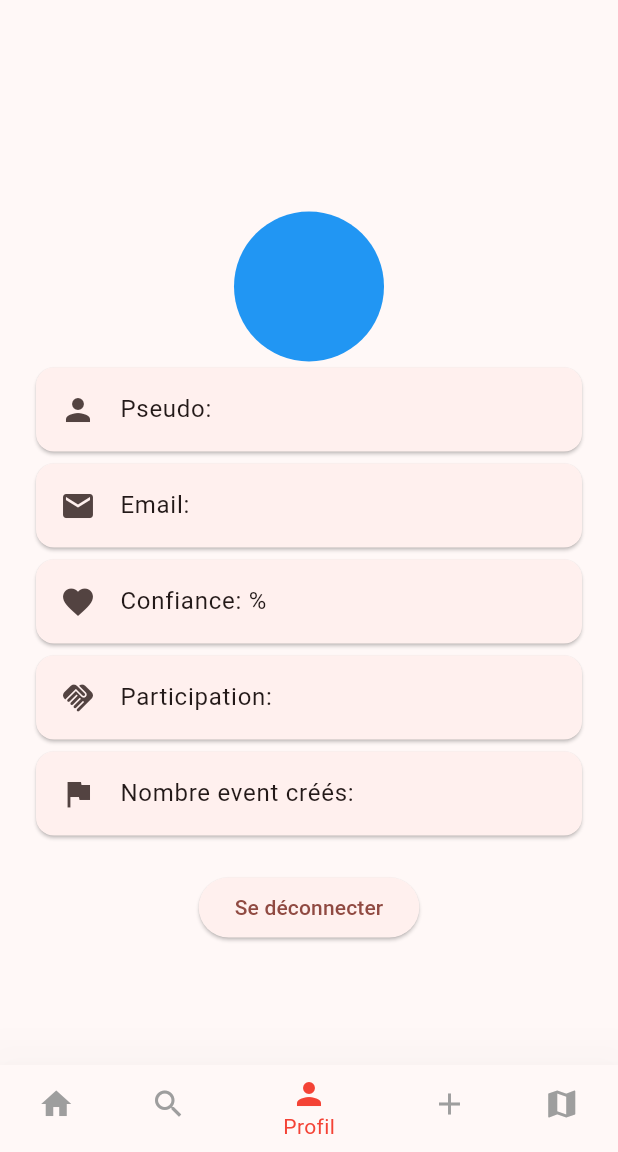
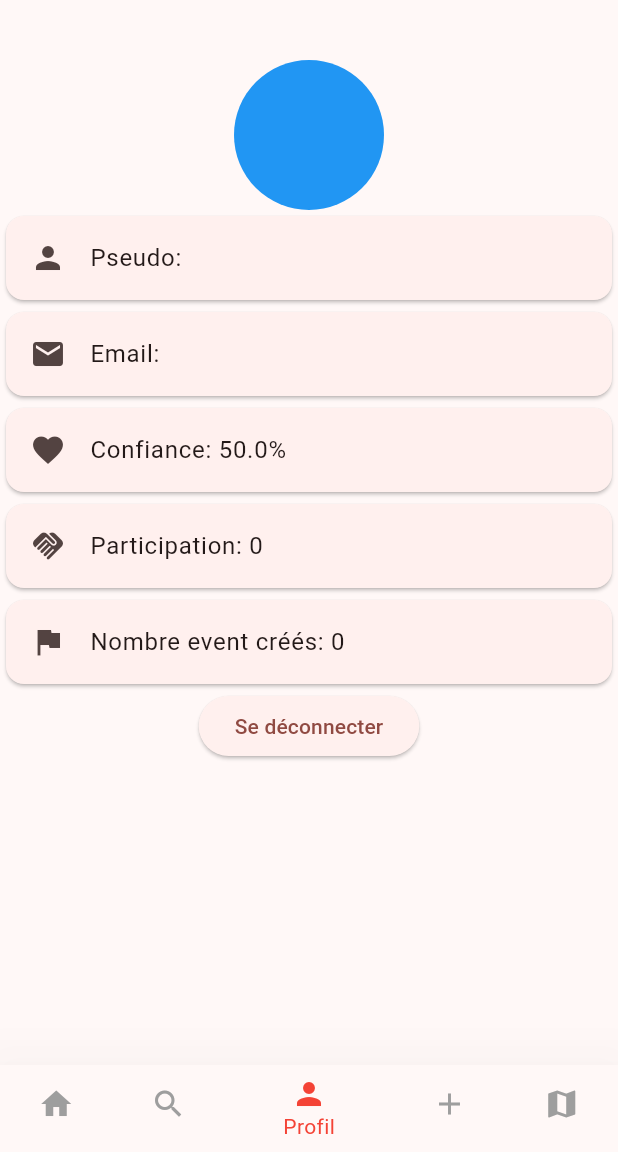
Before and after one commit to Lorhaki/trust-eval-mqtt, a Flutter app: the screen it shows once a user with an empty profile is signed in, item 3 of the bottom bar chosen, on a phone screen of 412 x 824 dp, the part 84-1236 px from its top. Run offline on Flutter 3.47's test engine with Material 3 defaults, Android fonts, the phone set to English and light mode, and no system bars; our stand-ins replace cloud_firestore, firebase_auth, firebase_core, flutter_map, geolocator, google_maps_flutter and 2 more; missing offline and left inert: dart:ffi, mqtt_client; accounts and stored records are empty.

Commit message:
Meme point que firebase mais avec mqtt

```diff
--- a/lib/main.dart
+++ b/lib/main.dart
@@ -1,16 +1,30 @@
+import 'dart:math';
+
 import 'package:firebase_auth/firebase_auth.dart';
 import 'package:flutter/material.dart';
+import 'package:mqtt_client/mqtt_server_client.dart';
+import 'package:path/path.dart';
 import 'package:trust_eval/pages/Authentification.dart';
+import 'objets/Event.dart';
 import 'objets/Utilisateur.dart';
+import 'objets/fonctions.dart';
 import 'pages/MenuDefillant.dart';
 import 'package:firebase_core/firebase_core.dart';
 import 'firebase_options.dart';
 
 Utilisateur userActu = Utilisateur(50, "", "", 0, 0, "");
-int idUser = 0;
+String idUser = generateRandomString(20);
+
+
+
 String ipServeur = '172.24.16.1';
+final mqttClient = MqttServerClient.withPort(ipServeur,idUser.toString(), 1883);
+List<Event> listeEvents = [];
+List<Utilisateur> listeUtilisateur = [];
+bool chPage = false;
 
 void main() async {
+
   WidgetsFlutterBinding.ensureInitialized();
   await Firebase.initializeApp(
     options: DefaultFirebaseOptions.currentPlatform,
@@ -58,4 +72,5 @@ class _MyAppState extends State<MyApp> {
       ),
     );
   }
+
 }
--- a/lib/objets/dto/CreationEvent.dart
+++ b/lib/objets/dto/CreationEvent.dart
@@ -1,7 +1,7 @@
 
 // Importez votre classe Event ici
 class CreationEvent {
-  int auteur;
+  String auteur;
   String type;
   String description;
   double longitude;
--- a/lib/pages/AjoutEvent.dart
+++ b/lib/pages/AjoutEvent.dart
@@ -12,6 +12,7 @@ import '../main.dart';
 import '../objets/Utilisateur.dart';
 import 'Authentification.dart';
 import '../objets/dto/CreationEvent.dart';
+import 'MenuDefillant.dart';
 
 /// Determine the current position of the device.
 ///
@@ -206,6 +207,10 @@ class _AjoutEventState extends State<AjoutEvent> {
                                 print('Received message: topic is ${c[0].topic}, event a été créer');
                                 eventController.text = "";
                                 descriptionController.text="";
+                                Navigator.push(
+                                    context, MaterialPageRoute(
+                                    builder: (context)=> MyMenu()
+                                ));
                               });
                               final builder = MqttClientPayloadBuilder();
                               CreationEvent event = CreationEvent(idUser, type, description, position.longitude, position.latitude, int.parse(duree), perimetre);
--- a/lib/pages/MenuDefillant.dart
+++ b/lib/pages/MenuDefillant.dart
@@ -1,4 +1,7 @@
 import 'package:flutter/material.dart';
+import 'package:mqtt_client/mqtt_client.dart';
+import 'package:trust_eval/main.dart';
+import 'package:trust_eval/objets/fonctions.dart';
 import 'package:trust_eval/pages/AjoutEvent.dart';
 import 'MonProfil.dart';
 import 'HomePage.dart';
@@ -16,7 +19,8 @@ class _MyMenuState extends State<MyMenu> {
 
   int _currentIndex = 0;
 
-  setCurrentIndex(int index){
+  setCurrentIndex(int index) async {
+    chPage = true;
     setState(() {
       _currentIndex = index;
     });
--- a/lib/pages/MonProfil.dart
+++ b/lib/pages/MonProfil.dart
@@ -1,6 +1,17 @@
+import 'dart:convert';
+
 import 'package:cloud_firestore/cloud_firestore.dart';
 import 'package:firebase_auth/firebase_auth.dart';
 import 'package:flutter/material.dart';
+import 'package:geolocator/geolocator.dart';
+import 'package:mqtt_client/mqtt_client.dart';
+import 'package:mqtt_client/mqtt_server_client.dart';
+import 'package:trust_eval/main.dart';
+import 'package:trust_eval/pages/Authentification.dart';
+
+
+
+import '../objets/Utilisateur.dart';
 
 class MyProfile extends StatefulWidget {
   const MyProfile({super.key});
@@ -9,32 +20,39 @@ class MyProfile extends StatefulWidget {
 }
 
 class _MyProfileState extends State<MyProfile> {
-  final currentUser = FirebaseAuth.instance;
+  connexion() async{
+    // Connecter le client
+    await mqttClient.connect();
+    mqttClient.subscribe('getUser/$idUser',MqttQos.atLeastOnce);
+    mqttClient.updates?.listen((List<MqttReceivedMessage<MqttMessage?>>? c) {
+      final recMess = c![0].payload as MqttPublishMessage;
+      final pt = MqttPublishPayload.bytesToStringAsString(recMess.payload.message);
+      final jsonString = pt;
+      Map<String, dynamic> jsonObject = jsonDecode(jsonString);
+      print('Received message: topic is ${c[0].topic}, payload is $pt');
+      setState(() {
+        userActu = Utilisateur.fromJson(jsonObject);
+      });
+    });
+    String mess = idUser.toString();
+    final builder = MqttClientPayloadBuilder();
+    builder.addString(mess);
+
+    // Publier un message
+    mqttClient.publishMessage('users/get', MqttQos.atLeastOnce,builder.payload! );
+    //throw UnimplementedError();
+  }
+
   @override
   Widget build(BuildContext context) {
-    return Center(
-      child: Column(
-        mainAxisAlignment: MainAxisAlignment.center,
-        children: [
-          StreamBuilder(
-              stream: FirebaseFirestore.instance
-                  .collection("Users")
-                  .where("uid", isEqualTo:  currentUser.currentUser!.uid)
-                  .snapshots(),
-              builder: (context, AsyncSnapshot<QuerySnapshot> snapshot){
-                if (snapshot.hasData) {
-                 return ListView.builder(
-                   itemCount: snapshot.data!.docs.length,
-                   shrinkWrap: true,
-                   itemBuilder: (context,i){
-                     var data = snapshot.data!.docs[i];
-                     String pseudo = data['pseudo'];
-                     String email = data['mail'];
-                     String confiance = data['confiance'].toString();
-                     String participation = data['participation'].toString();
-                     String nbEvent = data['nbevents'].toString();
-                     return Padding(
-                       padding:  const EdgeInsets.all(20),
+    connexion();
+    String pseudo = userActu.pseudo;
+    String email = userActu.email;
+    String confiance = userActu.scoreConfiance.toString();
+    String participation = userActu.participation.toString();
+    String nbEvent = userActu.nbEvent.toString();
+    return Scaffold(
+      body: Center(
         child: Column(
           children: [
             const SizedBox(height: 40),
@@ -72,24 +90,19 @@ class _MyProfileState extends State<MyProfile> {
                 title:  Text("Nombre event créés: $nbEvent" ),
               ),
             ),
-                         ],
-                       ),
-                     );
-                     },
-                 );
-                  // var data = snapshot.data!.docs;
-                } else{ return const Text("Il n'y a pas de données pour cet utilisateur , celui à mal été instancié ERROR");
-                }
-         }
-          ),
             ElevatedButton(
               onPressed: () {
-              FirebaseAuth.instance.signOut();
+                idUser = "0";
+                Navigator.push(
+                    context, MaterialPageRoute(
+                    builder: (context)=> MyAuth()
+                ));
               },
               child: const Text("Se déconnecter"),
             ),
           ],
         ),
+      ),
     );
   }
 }
```
Also changed, not shown: lib/RechercherUser.dart (+46 -23 lines), lib/map.dart (+21 -37 lines), lib/objets/fonctions.dart (added, +10 -0 lines), lib/pages/Authentification.dart (+24 -7 lines), lib/pages/HomePage.dart (+16 -8 lines), lib/pages/Inscription.dart (+16 -13 lines). Lines whose indentation alone changed are shown as unchanged.
